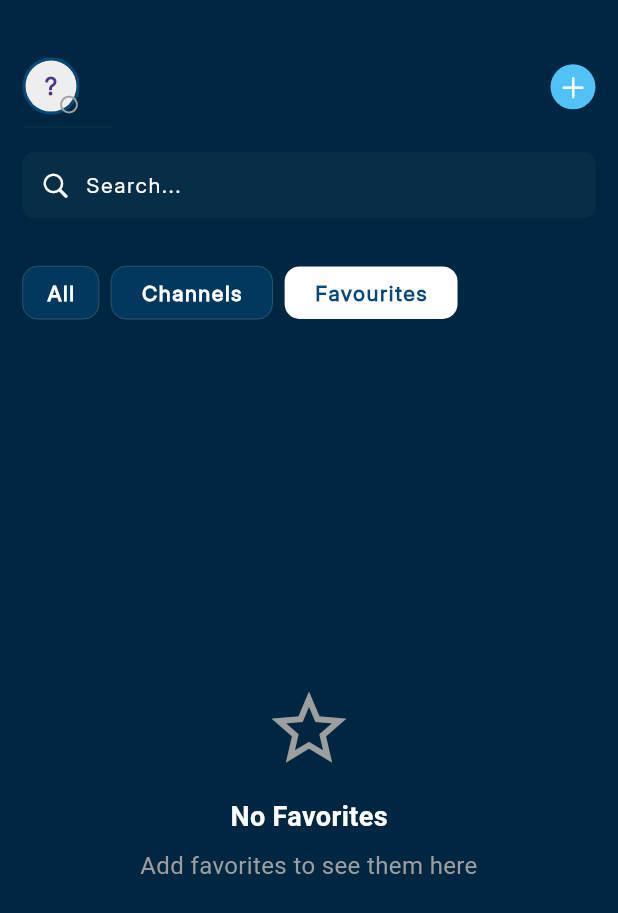
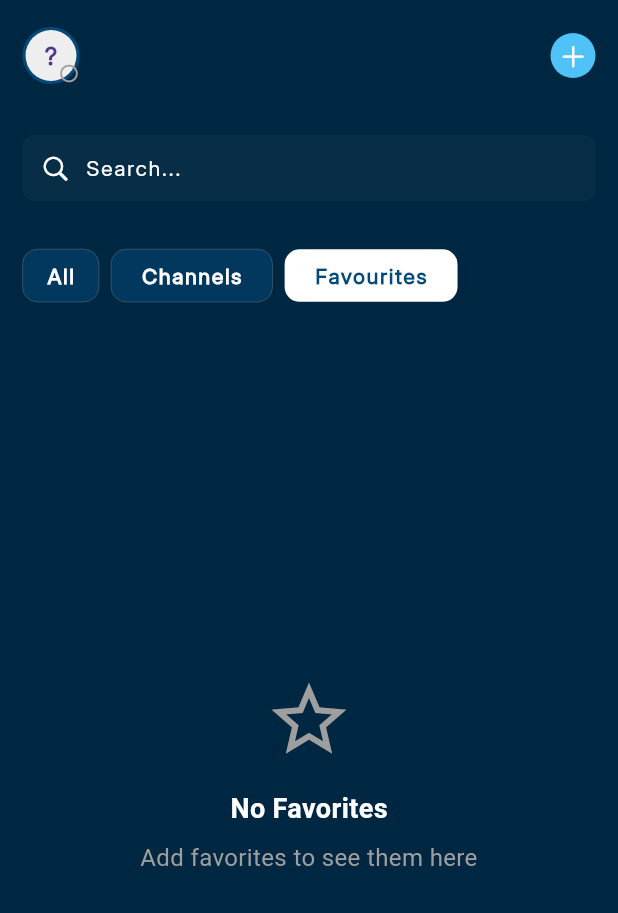
Before and after one commit to toshaElsner99/econnect_new, a Flutter app: the HomeScreen screen opened directly, after a tap on "Channels", after a tap on "Favourites", on a phone screen of 412 x 824 dp. Shown: the top 913 px of the screen. Run offline on Flutter 3.47's test engine with Material 3 defaults, Android fonts, the phone set to English and light mode, and no system bars; drawn by our look-alikes of cached_network_image, oktoast; our stand-ins replace connectivity_plus, device_info_plus, emoji_picker_flutter, file_picker, firebase_core, firebase_messaging and 10 more; missing offline and left inert: flutter_new_badger, insta_image_viewer; accounts and stored records are empty; network calls fail.

Commit message:
full name issue, home screen , custom status ,

```diff
--- a/lib/notificationServices/pushNotificationService.dart
+++ b/lib/notificationServices/pushNotificationService.dart
@@ -189,7 +189,7 @@ class NotificationService {
             channel.id,
             channel.name,
             channelDescription: channel.description,
-            importance: Importance.max,
+            importance: Importance.high,
             priority: Priority.high,
             playSound: true,
             enableVibration: true,
--- a/lib/screens/bottom_nav_tabs/home_screen.dart
+++ b/lib/screens/bottom_nav_tabs/home_screen.dart
@@ -64,9 +64,13 @@ class _HomeScreenState extends State<HomeScreen> with SingleTickerProviderStateM
   int _selectedTabIndex = 0;
   final List<String> _tabTitles = ['All', 'Channels', 'Favourites'];
 
+  // PageController for swiping between tabs
+  late PageController _pageController;
+
   @override
   void initState() {
     super.initState();
+    _pageController = PageController(initialPage: _selectedTabIndex);
     WidgetsBinding.instance.addObserver(this);
     Provider.of<SocketIoProvider>(context,listen: false).connectSocket();
     if(!_isInitialized) {
@@ -92,6 +96,7 @@ class _HomeScreenState extends State<HomeScreen> with SingleTickerProviderStateM
 
   @override
   void dispose() {
+    _pageController.dispose();
     WidgetsBinding.instance.removeObserver(this);
     super.dispose();
   }
@@ -116,28 +121,34 @@ class _HomeScreenState extends State<HomeScreen> with SingleTickerProviderStateM
         setBadge();
         return Scaffold(
           backgroundColor: AppPreferenceConstants.themeModeBoolValueGet ? null : AppColor.appBarColor,
-          floatingActionButtonLocation: FloatingActionButtonLocation.endContained,
-          appBar: AppBar(
-            bottom: PreferredSize(preferredSize: Size(double.infinity, MediaQuery.of(context).size.height *0.2), child: Padding(
+          appBar: AppBar(toolbarHeight: 0,),
+          body: Column(
+            children: [
+              // Header section
+              Padding(
+                padding: const EdgeInsets.symmetric(horizontal: 15.0, vertical: 10),
+                child: Row(
+                  children: [
+                    _buildHeader(),
+                    Spacer(),
+                    _buildAddButton()
+                  ],
+                ),
+              ),
+              // Search and tabs section
+              Padding(
                 padding: const EdgeInsets.symmetric(horizontal: 15.0),
                 child: Column(
-                mainAxisSize: MainAxisSize.min,
-                children: [
-                  Row(
-                    // mainAxisAlignment: MainAxisAlignment.spaceBetween,
-                    children: [
-                      _buildHeader(),
-                      Spacer(),
-                      // buildOpenSetting(),
-                      _buildAddButton()
-                    ],
-                  ),
+                  children: [
                     _buildSearchField(),
                     _buildTabsSection(),
-                ],),
-            )),
-          ),
-          body: _buildScreenContent(channelListProvider, commonProvider),
+                  ],
+                ),
+              ),
+              // Content section
+              Expanded(child: _buildScreenContent(channelListProvider, commonProvider)),
+            ],
+          ),
         );
       },),
     );
@@ -156,6 +167,11 @@ class _HomeScreenState extends State<HomeScreen> with SingleTickerProviderStateM
               onTap: () {
                 setState(() {
                   _selectedTabIndex = index;
+                  _pageController.animateToPage(
+                    index,
+                    duration: Duration(milliseconds: 300),
+                    curve: Curves.easeInOut,
+                  );
                 });
               },
               child: Container(
@@ -188,8 +204,23 @@ class _HomeScreenState extends State<HomeScreen> with SingleTickerProviderStateM
 
   // Content based on selected tab
   Widget _buildScreenContent(ChannelListProvider channelListProvider, CommonProvider commonProvider) {
-    switch (_selectedTabIndex) {
-      case 0:
+    return PageView(
+      controller: _pageController,
+      onPageChanged: (index) {
+        setState(() {
+          _selectedTabIndex = index;
+        });
+      },
+      children: [
+        _buildAllTab(channelListProvider, commonProvider),
+        _buildChannelsTab(channelListProvider, commonProvider),
+        _buildFavoritesTab(channelListProvider, commonProvider),
+      ],
+    );
+  }
+
+  // All tab
+  Widget _buildAllTab(ChannelListProvider channelListProvider, CommonProvider commonProvider) {
     return channelListProvider.combinedAllItems.isEmpty
       ? Center(
           child: CircularProgressIndicator(
@@ -205,13 +236,12 @@ class _HomeScreenState extends State<HomeScreen> with SingleTickerProviderStateM
                 padding: EdgeInsets.symmetric(vertical: 10,horizontal: 5),
                 decoration: BoxDecoration(
                   borderRadius: BorderRadius.circular(8),
-                        // color: AppColor.borderColor.withOpacity(0.05),
                 ),
                 child: Theme(
                   data: Theme.of(context).copyWith(dividerColor: Colors.transparent),
                   child: ListView.separated(
                     separatorBuilder: (BuildContext context, int index) {
-                            return  Padding(
+                      return Padding(
                         padding: const EdgeInsets.symmetric(horizontal: 8.0),
                         child: Divider(
                             color: AppColor.white.withAlpha(15)
@@ -231,10 +261,16 @@ class _HomeScreenState extends State<HomeScreen> with SingleTickerProviderStateM
             ],
           ),
         );
-
-      case 1: // Channels tab
-        // If no channels, show empty state
-        if (channelListProvider.channelListModel?.data == null || channelListProvider.channelListModel!.data!.isEmpty) {
+  }
+
+  // Channels tab
+  Widget _buildChannelsTab(ChannelListProvider channelListProvider, CommonProvider commonProvider) {
+    // Extract channels from combinedAllItems to maintain timestamp sorting
+    final channelItems = channelListProvider.combinedAllItems
+        .where((item) => item['type'] == 'channel' || item['type'] == 'favoriteChannel')
+        .toList();
+
+    if (channelItems.isEmpty) {
       return Center(
         child: Column(
           mainAxisAlignment: MainAxisAlignment.center,
@@ -270,26 +306,24 @@ class _HomeScreenState extends State<HomeScreen> with SingleTickerProviderStateM
       );
     }
 
-        // Extract channels from combinedAllItems to maintain the timestamp sorting
-        final channelItems = channelListProvider.combinedAllItems
-            .where((item) => item['type'] == 'channel' || item['type'] == 'favoriteChannel')
-            .toList();
-
-        if (channelItems.isEmpty) {
-          return Center(child: Text("No channels found"));
-        }
-
     return SingleChildScrollView(
       child: Container(
         margin: const EdgeInsets.symmetric(horizontal: 5,vertical: 10),
         padding: EdgeInsets.symmetric(vertical: 10,horizontal: 5),
         decoration: BoxDecoration(
           borderRadius: BorderRadius.circular(8),
-              // color: AppColor.borderColor.withOpacity(0.05),
         ),
         child: Theme(
           data: Theme.of(context).copyWith(dividerColor: Colors.transparent),
-              child: ListView.builder(
+          child: ListView.separated(
+            separatorBuilder: (BuildContext context, int index) {
+              return Padding(
+                padding: const EdgeInsets.symmetric(horizontal: 8.0),
+                child: Divider(
+                    color: AppColor.white.withAlpha(15)
+                ),
+              );
+            },
             physics: NeverScrollableScrollPhysics(),
             shrinkWrap: true,
             itemCount: channelItems.length,
@@ -301,13 +335,6 @@ class _HomeScreenState extends State<HomeScreen> with SingleTickerProviderStateM
         ),
       ),
     );
-
-      case 2: // Favorites tab
-        return _buildFavoritesTab(channelListProvider, commonProvider);
-
-      default:
-        return Center(child: Text("Tab not implemented"));
-    }
   }
 
   Container buildOpenSetting() {
@@ -754,14 +781,6 @@ class _HomeScreenState extends State<HomeScreen> with SingleTickerProviderStateM
   Widget _buildHeader() {
     return Container(
       padding: const EdgeInsets.symmetric(vertical: 8),
-      decoration: BoxDecoration(
-        border: Border(
-          bottom: BorderSide(
-            color: AppColor.borderColor.withOpacity(0.05),
-            width: 1,
-          ),
-        ),
-      ),
       child: userHeader()
     );
   }
@@ -1395,32 +1414,24 @@ class _HomeScreenState extends State<HomeScreen> with SingleTickerProviderStateM
       );
     }
 
-    // We don't need to sort here as the favorites are already sorted by timestamp in the provider
-
-    // Items with unread messages
-    final itemsWithUnreadMessages = favoriteItems
-        .where((item) => (item['unreadCount'] as int) > 0)
-        .toList();
-
-    // Items with no unread messages
-    final itemsWithNoUnreadMessages = favoriteItems
-        .where((item) => (item['unreadCount'] as int) == 0)
-        .toList();
-
     return SingleChildScrollView(
-      child: Column(
-        crossAxisAlignment: CrossAxisAlignment.start,
-        children: [
-          Container(
+      child: Container(
         margin: const EdgeInsets.symmetric(horizontal: 5,vertical: 10),
         padding: EdgeInsets.symmetric(vertical: 10,horizontal: 5),
         decoration: BoxDecoration(
           borderRadius: BorderRadius.circular(8),
-              // color: AppColor.borderColor.withOpacity(0.05),
         ),
         child: Theme(
           data: Theme.of(context).copyWith(dividerColor: Colors.transparent),
-              child: ListView.builder(
+          child: ListView.separated(
+            separatorBuilder: (BuildContext context, int index) {
+              return Padding(
+                padding: const EdgeInsets.symmetric(horizontal: 8.0),
+                child: Divider(
+                    color: AppColor.white.withAlpha(15)
+                ),
+              );
+            },
             physics: NeverScrollableScrollPhysics(),
             shrinkWrap: true,
             itemCount: favoriteItems.length,
@@ -1430,8 +1441,6 @@ class _HomeScreenState extends State<HomeScreen> with SingleTickerProviderStateM
             },
           ),
         ),
-          ),
-        ],
       ),
     );
   }
--- a/pubspec.yaml
+++ b/pubspec.yaml
@@ -16,7 +16,7 @@ publish_to: 'none' # Remove this line if you wish to publish to pub.dev
 # https://developer.apple.com/library/archive/documentation/General/Reference/InfoPlistKeyReference/Articles/CoreFoundationKeys.html
 # In Windows, build-name is used as the major, minor, and patch parts
 # of the product and file versions while build-number is used as the build suffix.
-version: 1.0.3+1
+version: 1.0.4+1
 
 environment:
   sdk: ^3.6.1
```
Also changed, not shown: lib/providers/splash_screen_provider.dart (+36 -9 lines), lib/screens/bottom_nav_tabs/setting_screen.dart (+6 -2 lines), lib/widgets/set_custom_status_bottom_sheet.dart (+25 -8 lines). Lines whose indentation alone changed are shown as unchanged.
